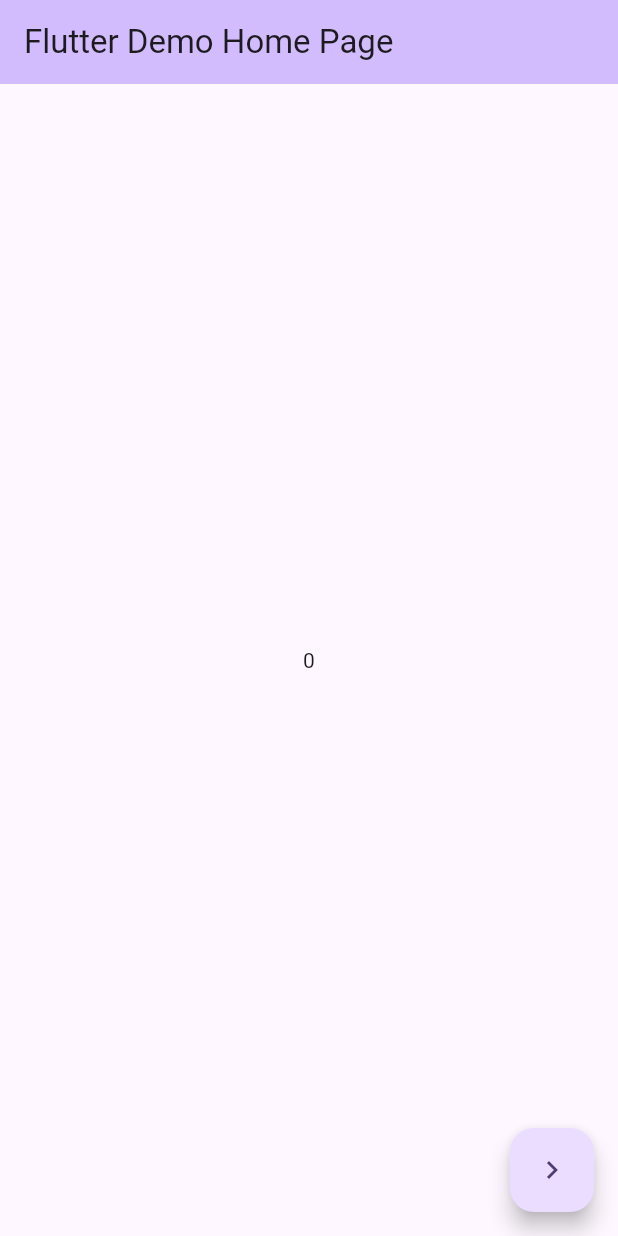
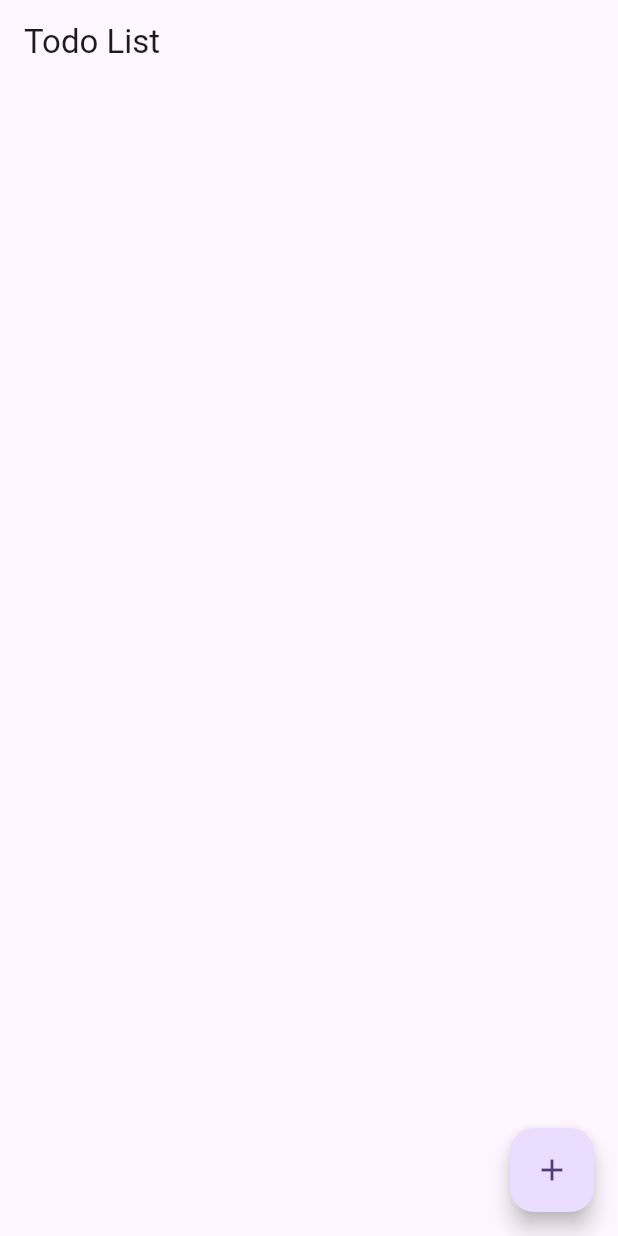
Before and after one commit to javaz-t/bloc_clean_arch, a Flutter app: the screen it shows after launch, on a phone screen of 412 x 824 dp. Run offline on Flutter 3.47's test engine with Material 3 defaults, Android fonts, the phone set to English and light mode, and no system bars; our stand-ins replace flutter_bloc.

Commit message:
Cubit todo completed

```diff
--- a/lib/bloc/counter_bloc.dart
+++ /dev/null
@@ -1,15 +0,0 @@
-import 'package:flutter_bloc/flutter_bloc.dart';
-
-part 'counter_event.dart';
-
-class CounterBloc extends Bloc<CounterEvent, int> {
-  CounterBloc() : super(0) {
-    on<CounterIncrement>((event, emit) {
-      emit(state + 1);
-    });
-
-    on<CounterDecrement>((event, emit) {
-      emit(state - 1);
-    });
-  }
-}
--- a/lib/bloc/counter_event.dart
+++ /dev/null
@@ -1,7 +0,0 @@
-part  of 'counter_bloc.dart';
-
-sealed class CounterEvent {}
-
-final class CounterIncrement extends CounterEvent {}
-
-final class CounterDecrement extends CounterEvent {}
--- a/lib/cubit/counter_cubit.dart
+++ /dev/null
@@ -1,15 +0,0 @@
-
- import 'package:flutter_bloc/flutter_bloc.dart';
-
-class CounterCubit extends Cubit<int>{
-  CounterCubit():super(0);
-
-  void onIncrement() {
-    print('before $state');
-    emit(state + 1);
-  }
-  void onDecrement() {
-    print('before $state');
-    emit(state - 1);
-  }
- }
--- /dev/null
+++ b/lib/cubit/todo_cubit.dart
@@ -0,0 +1,28 @@
+ import 'package:flutter_bloc/flutter_bloc.dart';
+import 'package:learn_bloc_clean/model/todo_model.dart';
+
+class TodoCubit extends Cubit<List<Todo>> {
+  TodoCubit() : super([]);
+
+  void addTodo(String title){
+    if(title.isEmpty){
+      addError('Title cannot be empty');
+      return;
+    }
+    final todo = Todo(createdAt: DateTime.now(), title: title);
+     emit([...state,todo]);
+  }
+
+  @override
+  void onChange(Change<List<Todo>> change) {
+    print(change);
+    // TODO: implement onChange
+    super.onChange(change);
+  }
+  @override
+  void onError(Object error, StackTrace stackTrace) {
+    print( 'error $error');
+    // TODO: implement onError
+    super.onError(error, stackTrace);
+  }
+}
--- a/lib/home_page.dart
+++ /dev/null
@@ -1,38 +0,0 @@
-import 'package:flutter/material.dart';
-import 'package:flutter_bloc/flutter_bloc.dart';
-import 'package:learn_bloc_clean/bloc/counter_bloc.dart';
-import 'package:learn_bloc_clean/count_ince_dec_screen.dart';
-
-class MyHomePage extends StatelessWidget {
-  const MyHomePage({super.key, required this.title});
-
-  final String title;
-
-  @override
-  Widget build(BuildContext context) {
-
-    return Scaffold(
-      appBar: AppBar(
-        backgroundColor: Theme.of(context).colorScheme.inversePrimary,
-        title: Text(title),
-      ),
-      body: Center(
-        child: BlocBuilder<CounterBloc, int>(
-         // bloc: counterCubit, required only if we did nt add provider bloc
-          builder: (context, state) {
-            return Text(state.toString());
-          },
-        ),
-      ),
-      floatingActionButton: FloatingActionButton(
-        child: Icon(Icons.navigate_next),
-        onPressed: () {
-          Navigator.push(
-            context,
-            MaterialPageRoute(builder: (context) => CountInceDecScreen()),
-          );
-        },
-      ),
-    );
-  }
-}
--- a/lib/main.dart
+++ b/lib/main.dart
@@ -1,9 +1,8 @@
 import 'package:flutter/material.dart';
+import 'package:learn_bloc_clean/cubit/todo_cubit.dart';
+import 'package:learn_bloc_clean/todo_list.dart';
+import 'add_todo_page.dart';
 import 'package:flutter_bloc/flutter_bloc.dart';
-import 'package:learn_bloc_clean/bloc/counter_bloc.dart';
-import 'package:learn_bloc_clean/cubit/counter_cubit.dart';
-
-import 'home_page.dart';
 
 void main() {
   runApp(const MyApp());
@@ -14,16 +13,19 @@ class MyApp extends StatelessWidget {
 
   @override
   Widget build(BuildContext context) {
-    return MultiBlocProvider(
-      providers: [
-        BlocProvider(create: (_)=>CounterCubit())
-,BlocProvider(create: (_)=>CounterBloc())      ],
+    return BlocProvider(
+      create: (context) => TodoCubit(),
       child: MaterialApp(
         title: 'Flutter Demo',
         theme: ThemeData(
           colorScheme: ColorScheme.fromSeed(seedColor: Colors.deepPurple),
+          useMaterial3: true,
         ),
-        home: MyHomePage(title: 'Flutter Demo Home Page'),
+        initialRoute: '/',
+        routes: {
+          '/': (_) => const TodoList(),
+          '/add-todo': (_) => const AddTodoPage(),
+        },
       ),
     );
   }
--- /dev/null
+++ b/lib/model/todo_model.dart
@@ -0,0 +1,5 @@
+class Todo {
+  final String title;
+  final DateTime createdAt;
+  Todo({required this.createdAt, required this.title});
+}
--- /dev/null
+++ b/lib/todo_list.dart
@@ -0,0 +1,37 @@
+import 'package:flutter/material.dart';
+import 'package:learn_bloc_clean/cubit/todo_cubit.dart';
+import 'package:learn_bloc_clean/model/todo_model.dart';
+import 'package:flutter_bloc/flutter_bloc.dart';
+class TodoList extends StatelessWidget {
+  const TodoList({super.key});
+
+  @override
+  Widget build(BuildContext context) {
+    return Scaffold(
+      appBar: AppBar(
+        title: const Text('Todo List'),
+      ),
+      body: BlocBuilder<TodoCubit, List<Todo>>(
+        builder: (context, todos) {
+          return ListView.builder(
+              itemCount: todos.length,
+              itemBuilder: (context, index) {
+             final todo = todos[index];
+             return ListTile(
+               title:Text(todo.title),
+               subtitle: Text(todo.createdAt.toString()),
+
+             );
+          });
+        },
+      ),
+      floatingActionButton: FloatingActionButton(
+        onPressed: () {
+          Navigator.pushNamed(context, '/add-todo');
+        },
+        tooltip: 'Add Todo',
+        child: const Icon(Icons.add),
+      ),
+    );
+  }
+}
```
Also changed, not shown: lib/add_todo_page.dart (added, +41 -0 lines), lib/count_ince_dec_screen.dart (deleted, +0 -35 lines).
